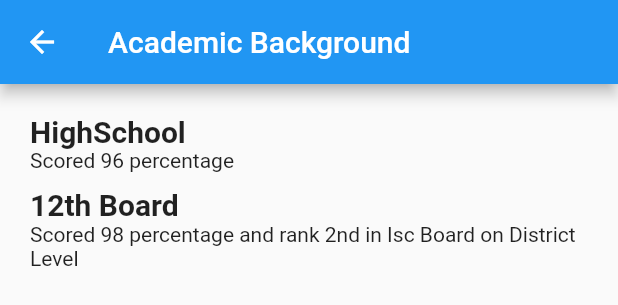
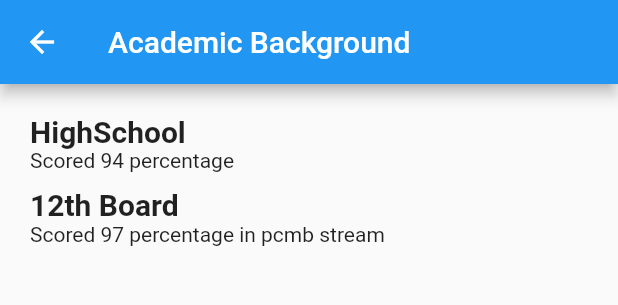
Before and after one commit to Shreya-5goyal/Medley_portfoilo, a Flutter app: what navbar() shows on an empty page, opened directly, after a tap on "Academics", on a phone screen of 412 x 824 dp. Shown: the top 305 px of the screen. Run offline on Flutter 3.47's test engine with Material 2 defaults, Android fonts, the phone set to English and light mode, and no system bars; network calls fail.

Commit message:
nine commit

```diff
--- a/lib/aboutpage.dart
+++ b/lib/aboutpage.dart
@@ -51,7 +51,7 @@ class aboutpage extends StatelessWidget {
             Padding(
               padding: const EdgeInsets.all(16.0),
               child: const Text(
-                'Hello, I am Shreya Goel .  I am a 19 years old'
+                'Hello, I am Shreya Goel .  I am a 19 years old. '
                 'I am pursuing btech in Ajay Kumar Garg Engineer College .'
                 'I completed my schooling from St. Thomas School.',
                 textAlign: TextAlign.center,
--- a/lib/academics.dart
+++ b/lib/academics.dart
@@ -15,14 +15,14 @@ class academics extends StatelessWidget {
               "HighSchool",
               style: TextStyle(fontSize: 20, fontWeight: FontWeight.bold),
             ),
-            Text("Scored 96 percentage"),
+            Text("Scored 94 percentage"),
             SizedBox(height: 10),
             Text(
               "12th Board",
               style: TextStyle(fontSize: 20, fontWeight: FontWeight.bold),
             ),
             Text(
-                "Scored 98 percentage and rank 2nd in Isc Board on District Level"),
+                "Scored 97 percentage in pcmb stream"),
             SizedBox(height: 10),
           ],
         ),
--- a/lib/navbar.dart
+++ b/lib/navbar.dart
@@ -2,6 +2,8 @@ import 'package:flutter/material.dart';
 import 'package:untitled/aboutpage.dart';
 import 'package:untitled/Contact.dart';
 import 'package:untitled/academics.dart';
+import 'package:untitled/exit.dart';
+import 'package:untitled/hobbies.dart';
 class navbar extends StatelessWidget {
   @override
   Widget build(BuildContext context) {
@@ -44,17 +46,16 @@ class navbar extends StatelessWidget {
             title: Text('Academics'),
             onTap: () => selectedItem(context, 2),
           ),
-          Divider(),
           ListTile(
-            leading: Icon(Icons.settings),
-            title: Text('Setting'),
-            onTap: () => selectedItem(context, 0),
+            leading: Icon(Icons.mic),
+            title: Text('Hobbies'),
+            onTap: () => selectedItem(context, 3),
           ),
           Divider(),
           ListTile(
             leading: Icon(Icons.exit_to_app),
             title: Text('Exit'),
-            onTap: () => selectedItem(context, 0),
+            onTap: () => selectedItem(context, 4),
           ),
         ],
       ),
@@ -75,13 +76,13 @@ class navbar extends StatelessWidget {
         Navigator.of(context).push(MaterialPageRoute(
           builder: (context) => academics(),
         ));
-      case 1:
+      case 3:
         Navigator.of(context).push(MaterialPageRoute(
-          builder: (context) => aboutpage(),
+          builder: (context) => hobbies(),
         ));
-      case 1:
+      case 4:
         Navigator.of(context).push(MaterialPageRoute(
-          builder: (context) => aboutpage(),
+          builder: (context) => exit(),
         ));
     }
   }
```
Also changed, not shown: lib/exit.dart (added, +31 -0 lines), lib/hobbies.dart (added, +28 -0 lines), lib/second.dart (+8 -1 lines).
